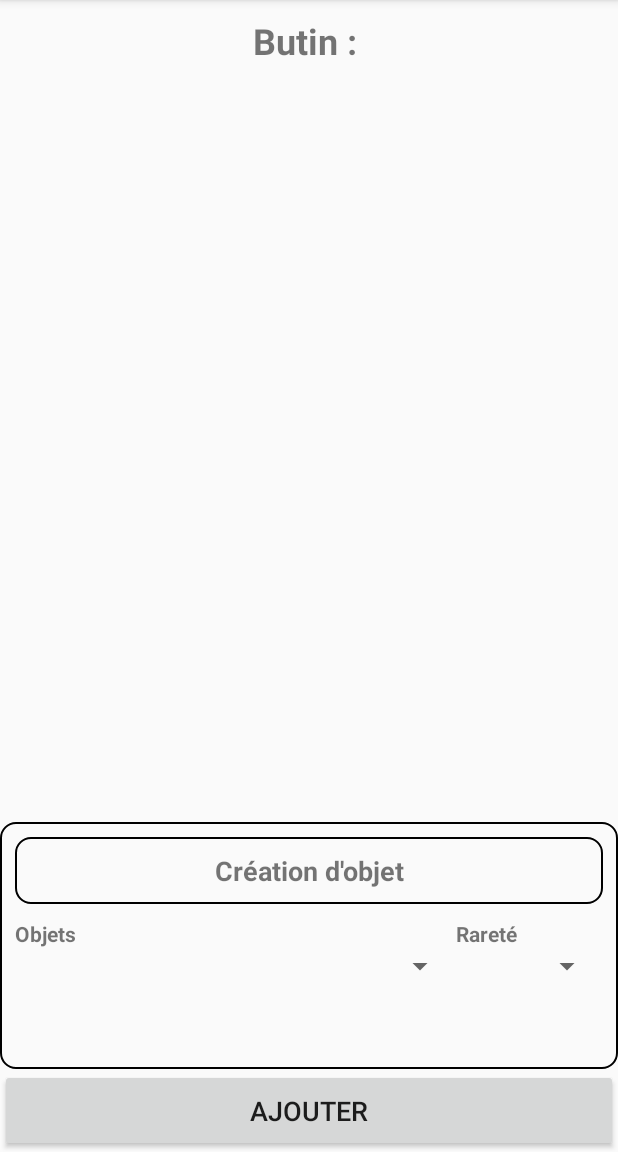
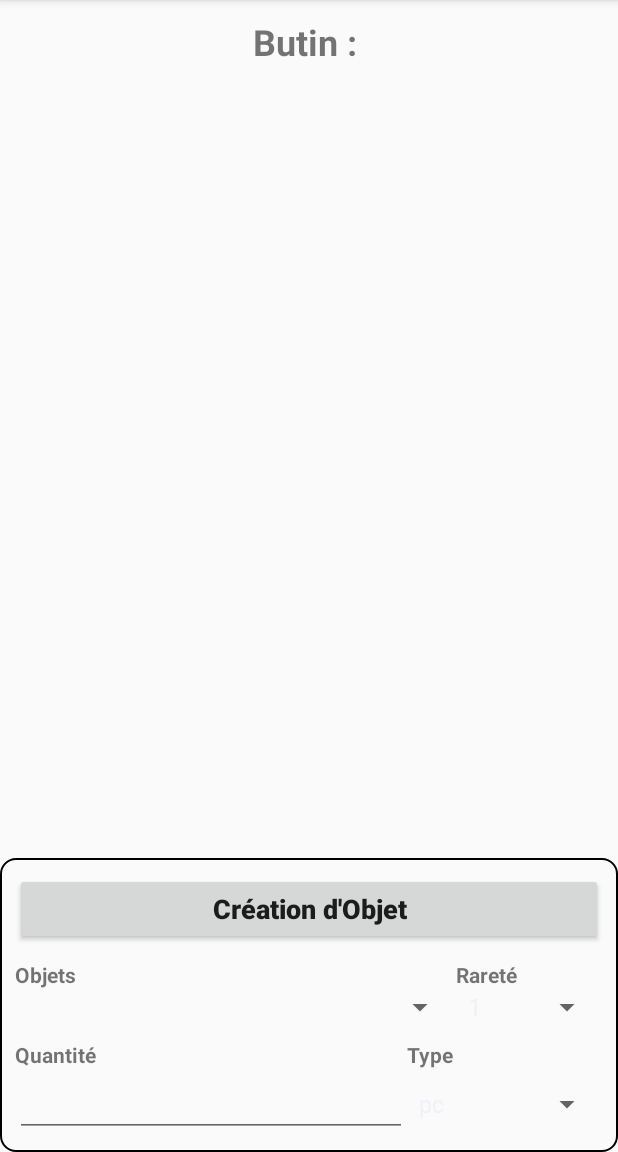
Before and after one commit to Y-YDev/PathfinderGenerator, an Android app: the CustomItemGenerationActivity screen opened directly, with no data from a screen before it, on a phone screen of 412 x 824 dp, the part 84-1236 px from its top. Run offline under Robolectric (Android 15) with nearby library versions, the phone set to English and light mode, and no system bars; libraries missing offline, so code that uses them is left out: item.armor, item.artItem, item.coin, item.gemAndJewel, item.parchment and 7 more; 3 statements that could not run were skipped.

Commit message:
Ajout de la creation de pièces (dans createItemActivity)

```diff
--- a/App/app/src/main/java/com/wolveswithsword/pathfindergeneratorapp/View/Activity/Generation/CustomItemGenerationActivity.java
+++ b/App/app/src/main/java/com/wolveswithsword/pathfindergeneratorapp/View/Activity/Generation/CustomItemGenerationActivity.java
@@ -1,36 +1,78 @@
 package com.wolveswithsword.pathfindergeneratorapp.View.Activity.Generation;
 
 import android.os.Bundle;
+import android.view.View;
 import android.widget.ArrayAdapter;
 import android.widget.Button;
+import android.widget.EditText;
+import android.widget.LinearLayout;
 import android.widget.Spinner;
 
 import androidx.appcompat.app.AppCompatActivity;
+import androidx.recyclerview.widget.LinearLayoutManager;
 import androidx.recyclerview.widget.RecyclerView;
 
 import com.wolveswithsword.pathfindergeneratorapp.R;
+import com.wolveswithsword.pathfindergeneratorapp.View.Listener.ItemSpinnerSelectedListener;
+import com.wolveswithsword.pathfindergeneratorapp.View.RecyclerView_adapter_holder.RewardRecyclerViewAdapter;
 
 import item.TypeItem;
+import item.coin.Coin;
+import item.coin.Type;
 
 public class CustomItemGenerationActivity extends AppCompatActivity {
 
     RecyclerView rewardRecyclerView;
+    RewardRecyclerViewAdapter rewardRecyclerViewAdapter;
 
     Button addButton;
     Spinner objectSpinner;
     Spinner raritySpinner;
+
+    LinearLayout poField;
+    EditText poInput;
+    Spinner poTypeSpinner;
 
     @Override
     protected void onCreate(Bundle savedInstanceState) {
         super.onCreate(savedInstanceState);
         setContentView(R.layout.custom_item_creation);
 
-        addButton = findViewById(R.id.add_button);
+        addButton = findViewById(R.id.create_item_button);
+        addButton.setOnClickListener(new View.OnClickListener() {
+            @Override
+            public void onClick(View v) {
+                addItemToRecyclerView();
+            }
+        });
+
+        rewardRecyclerView = findViewById(R.id.reward_recyclerview);
+        rewardRecyclerViewAdapter = new RewardRecyclerViewAdapter();
+        rewardRecyclerView.setAdapter(rewardRecyclerViewAdapter);
+        rewardRecyclerView.setLayoutManager(new LinearLayoutManager(this));
+
+        poField = findViewById(R.id.po_field);
+        poInput = findViewById(R.id.po_input);
+
+        raritySpinner = findViewById(R.id.rarity_spinner);
+        raritySpinner.setAdapter(new ArrayAdapter<Integer>(getApplicationContext(),android.R.layout.simple_spinner_item, new Integer[]{1,2,3,4,5,6}));
+
         objectSpinner = findViewById(R.id.object_spinner);
         objectSpinner.setAdapter(new ArrayAdapter<String>(getApplicationContext(),android.R.layout.simple_spinner_item, TypeItem.nameToArray()));
+        objectSpinner.setOnItemSelectedListener(new ItemSpinnerSelectedListener(poField,poInput,raritySpinner));
 
-        raritySpinner = findViewById(R.id.rarity_spinner);
-        raritySpinner.setAdapter(new ArrayAdapter<String>(getApplicationContext(),android.R.layout.simple_spinner_item, new String[0]));
+        poTypeSpinner = findViewById(R.id.po_type_spin);
+        poTypeSpinner.setAdapter(new ArrayAdapter<String>(getApplicationContext(),android.R.layout.simple_spinner_item, new String[]{"pc","po","pa","pp"}));
     }
 
+
+    public void addItemToRecyclerView(){
+
+        if(TypeItem.getTypeItem(objectSpinner.getSelectedItem().toString()) == TypeItem.COIN){//Creation des pièces
+            Type type = Type.getType(poTypeSpinner.getSelectedItem().toString());
+            double value = Double.parseDouble(poInput.getText().toString());
+
+            rewardRecyclerViewAdapter.addItem(new Coin(type, value));
+        }
+    }
 }
--- /dev/null
+++ b/App/app/src/main/java/com/wolveswithsword/pathfindergeneratorapp/View/Listener/ItemSpinnerSelectedListener.java
@@ -0,0 +1,44 @@
+package com.wolveswithsword.pathfindergeneratorapp.View.Listener;
+
+import android.view.View;
+import android.widget.AdapterView;
+import android.widget.EditText;
+import android.widget.LinearLayout;
+import android.widget.Spinner;
+
+import item.TypeItem;
+
+public class ItemSpinnerSelectedListener implements AdapterView.OnItemSelectedListener {
+
+    LinearLayout poField;
+    EditText poInput;
+    Spinner raritySpinner;
+
+    public ItemSpinnerSelectedListener(LinearLayout poField, EditText poInput, Spinner raritySpinner){
+        this.poField = poField;
+        this.poInput = poInput;
+        this.raritySpinner = raritySpinner;
+    }
+
+    @Override
+    public void onItemSelected(AdapterView<?> parent, View view, int position, long id) {
+        TypeItem type = TypeItem.getTypeItem(parent.getItemAtPosition(position).toString());
+
+        if(type == TypeItem.COIN){
+            poField.setVisibility(View.VISIBLE);
+            raritySpinner.setEnabled(false);
+        }
+        else {
+            poField.setVisibility(View.INVISIBLE);
+            raritySpinner.setEnabled(true);
+        }
+
+        //On réinitialise quand on change de selection
+        poInput.setText("");
+    }
+
+    @Override
+    public void onNothingSelected(AdapterView<?> parent) {
+        //Ne rien faire
+    }
+}
--- a/App/app/src/main/java/com/wolveswithsword/pathfindergeneratorapp/View/RecyclerView_adapter_holder/RewardRecyclerViewAdapter.java
+++ b/App/app/src/main/java/com/wolveswithsword/pathfindergeneratorapp/View/RecyclerView_adapter_holder/RewardRecyclerViewAdapter.java
@@ -187,4 +187,9 @@ public class RewardRecyclerViewAdapter extends RecyclerView.Adapter<RecyclerView
         notifyItemRemoved(position);
         notifyItemRangeChanged(position,rewardList.size());
     }
+
+    public void addItem(Item item){
+        rewardList.add(item);
+        notifyItemInserted(getItemCount());
+    }
 }
--- /dev/null
+++ b/App/app/src/main/res/drawable/itemborder_nopadding.xml
@@ -0,0 +1,6 @@
+<?xml version="1.0" encoding="UTF-8"?>
+<shape xmlns:android="http://schemas.android.com/apk/res/android" android:shape="rectangle">
+    <corners android:radius="15dp"/>
+    <padding android:left="3dp" android:right="3dp" android:top="3dp" android:bottom="3dp"/>
+    <stroke android:width="1dp"/>
+</shape>
--- a/App/app/src/main/res/layout/custom_item_creation.xml
+++ b/App/app/src/main/res/layout/custom_item_creation.xml
@@ -1,5 +1,6 @@
 <?xml version="1.0" encoding="utf-8"?>
 <LinearLayout xmlns:android="http://schemas.android.com/apk/res/android"
+    xmlns:tools="http://schemas.android.com/tools"
     android:orientation="vertical" android:layout_width="match_parent"
     android:layout_height="match_parent">
 
@@ -7,7 +8,7 @@
         android:id="@+id/textView21"
         android:layout_width="match_parent"
         android:layout_height="0dp"
-        android:layout_weight="1"
+        android:layout_weight="1.5"
         android:gravity="center"
         android:text="Butin : "
         android:textAlignment="center"
@@ -18,33 +19,31 @@
         android:id="@+id/reward_recyclerview"
         android:layout_width="match_parent"
         android:layout_height="0dp"
-        android:layout_weight="9">
+        android:layout_weight="14">
 
     </androidx.recyclerview.widget.RecyclerView>
 
 
     <LinearLayout
         android:layout_width="match_parent"
-        android:layout_height="0dp"
-        android:layout_weight="3"
+        android:layout_height="wrap_content"
         android:background="@drawable/itemborder"
         android:orientation="vertical">
 
-        <TextView
-            android:id="@+id/textView25"
+        <Button
+            android:id="@+id/create_item_button"
             android:layout_width="match_parent"
             android:layout_height="wrap_content"
-            android:background="@drawable/itemborder"
-            android:text="Création d'objet"
-            android:textAlignment="center"
+            android:text="Création d'Objet"
+            android:textAllCaps="false"
             android:textSize="18sp"
             android:textStyle="bold" />
 
         <LinearLayout
             android:layout_width="match_parent"
             android:layout_height="wrap_content"
-            android:orientation="horizontal"
-            android:layout_marginTop="10dp">
+            android:layout_marginTop="10dp"
+            android:orientation="horizontal">
 
             <TextView
                 android:id="@+id/textView23"
@@ -67,8 +66,7 @@
 
         <LinearLayout
             android:layout_width="match_parent"
-            android:layout_height="0dp"
-            android:layout_weight="1"
+            android:layout_height="wrap_content"
             android:orientation="horizontal">
 
             <Spinner
@@ -83,13 +81,59 @@
                 android:layout_height="wrap_content"
                 android:layout_weight="1" />
         </LinearLayout>
+
+        <LinearLayout
+            android:id="@+id/po_field"
+            android:layout_width="match_parent"
+            android:layout_height="wrap_content"
+            android:layout_marginTop="10dp"
+            android:orientation="vertical">
+
+            <LinearLayout
+                android:layout_width="match_parent"
+                android:layout_height="wrap_content"
+                android:orientation="horizontal">
+
+                <TextView
+                    android:id="@+id/textView26"
+                    android:layout_width="0dp"
+                    android:layout_height="wrap_content"
+                    android:layout_weight="2"
+                    android:text="Quantité"
+                    android:textStyle="bold" />
+
+                <TextView
+                    android:id="@+id/textView27"
+                    android:layout_width="0dp"
+                    android:layout_height="wrap_content"
+                    android:layout_weight="1"
+                    android:text="Type"
+                    android:textStyle="bold" />
+            </LinearLayout>
+
+            <LinearLayout
+                android:layout_width="match_parent"
+                android:layout_height="wrap_content"
+                android:orientation="horizontal"
+                android:visibility="visible">
+
+                <EditText
+                    android:id="@+id/po_input"
+                    android:layout_width="0dp"
+                    android:layout_height="wrap_content"
+                    android:layout_weight="2"
+                    android:ems="10"
+                    android:inputType="number" />
+
+                <Spinner
+                    android:id="@+id/po_type_spin"
+                    android:layout_width="0dp"
+                    android:layout_height="wrap_content"
+                    android:layout_weight="1" />
+            </LinearLayout>
+
+        </LinearLayout>
+
     </LinearLayout>
 
-    <Button
-        android:id="@+id/add_button"
-        android:layout_width="match_parent"
-        android:layout_height="0dp"
-        android:layout_weight="1"
-        android:text="Ajouter"
-        android:textSize="18sp" />
 </LinearLayout>
```
Also changed, not shown: 2 other files.
